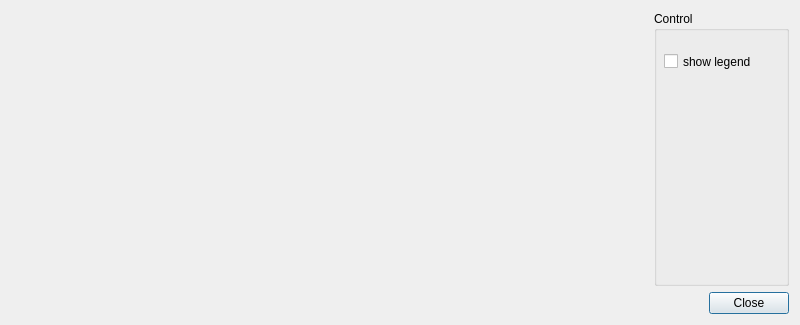
Old version of the form plotdialog.ui in the repository bendalab/NixView.
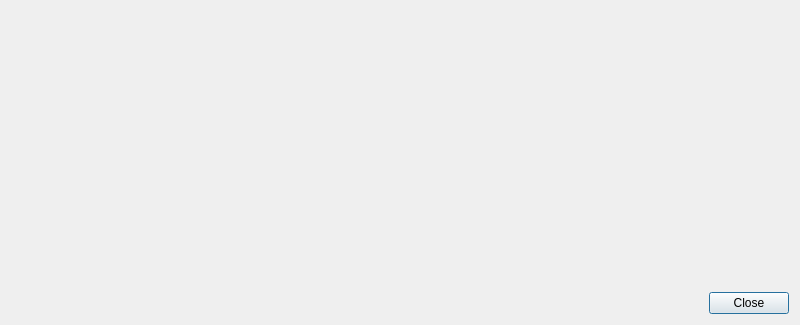
New version of the form. Icons and pictures are not drawn. Custom widgets are drawn as their Qt base class.

Commit message: move legend show to context menu

Diff of the .ui file:
```diff
--- a/plotdialog.ui
+++ b/plotdialog.ui
@@ -42,50 +42,6 @@
      </item>
     </layout>
    </item>
-   <item row="0" column="1">
-    <widget class="QGroupBox" name="Controls">
-     <property name="minimumSize">
-      <size>
-       <width>135</width>
-       <height>0</height>
-      </size>
-     </property>
-     <property name="title">
-      <string>Control</string>
-     </property>
-     <widget class="QCheckBox" name="legend_checkBox">
-      <property name="geometry">
-       <rect>
-        <x>10</x>
-        <y>40</y>
-        <width>100</width>
-        <height>21</height>
-       </rect>
-      </property>
-      <property name="sizePolicy">
-       <sizepolicy hsizetype="MinimumExpanding" vsizetype="Fixed">
-        <horstretch>0</horstretch>
-        <verstretch>0</verstretch>
-       </sizepolicy>
-      </property>
-      <property name="minimumSize">
-       <size>
-        <width>100</width>
-        <height>0</height>
-       </size>
-      </property>
-      <property name="maximumSize">
-       <size>
-        <width>150</width>
-        <height>16777215</height>
-       </size>
-      </property>
-      <property name="text">
-       <string>show legend</string>
-      </property>
-     </widget>
-    </widget>
-   </item>
    <item row="1" column="0" colspan="2">
     <widget class="QDialogButtonBox" name="buttonBox">
      <property name="sizePolicy">
```
Left out of the diff: 34 changed lines with no effect on the pictures. The commit also changes 2 other files.
